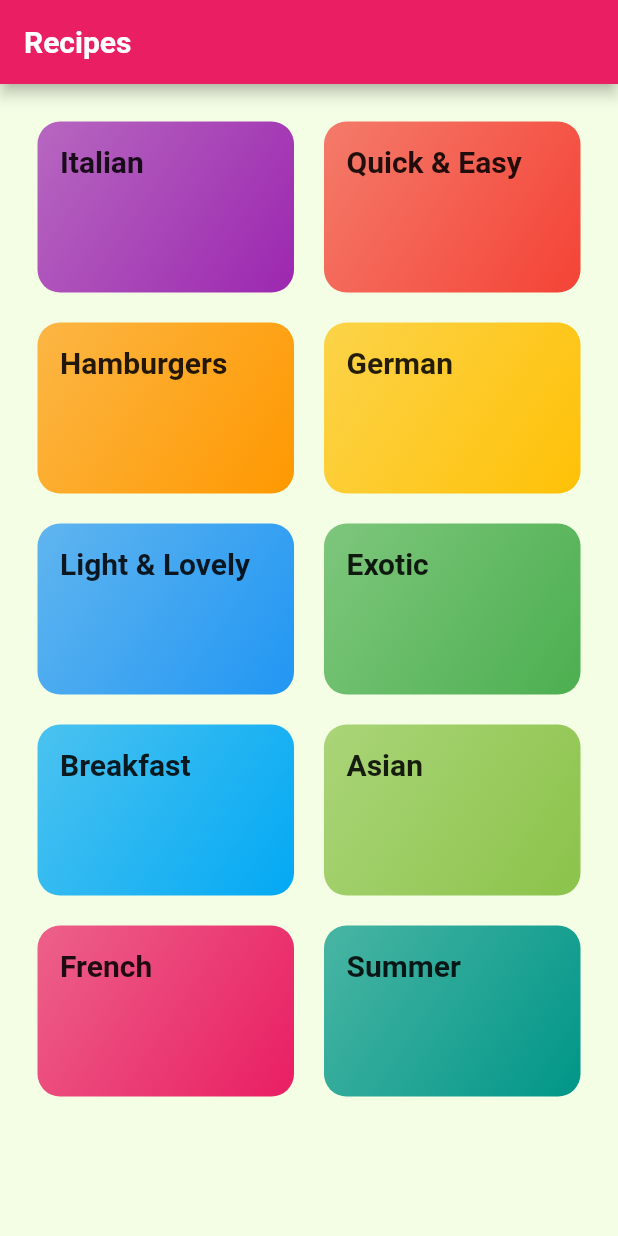
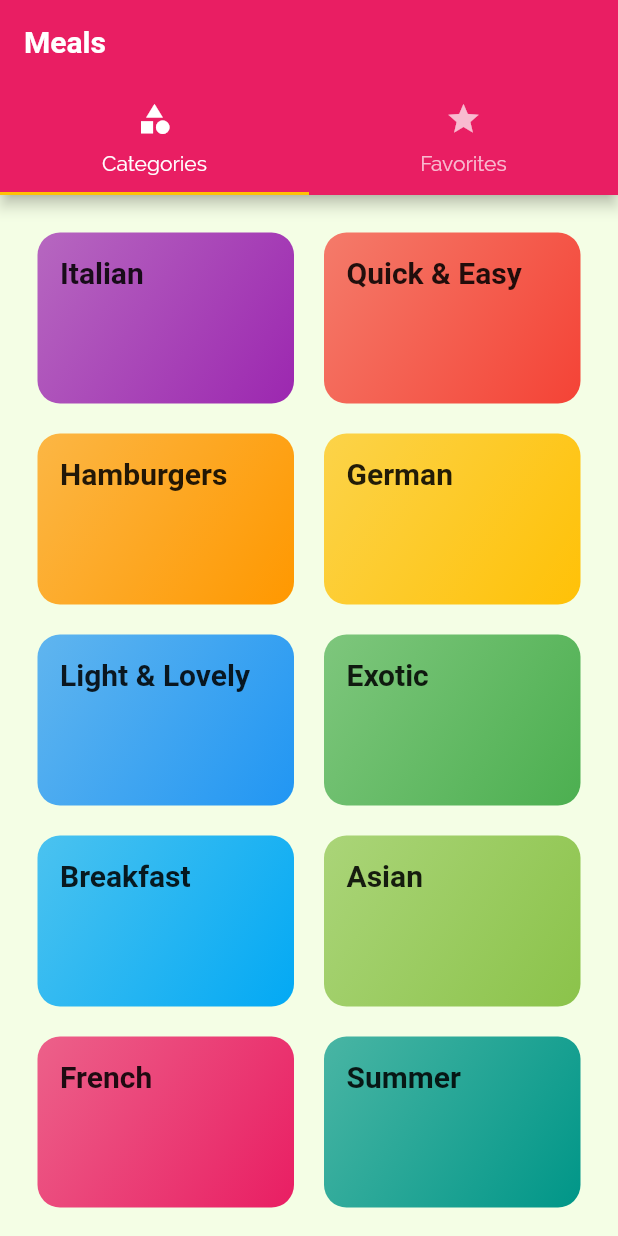
Before and after one commit to DarkoPG27/flutter-recipe-app, a Flutter app: the screen it shows after launch, on a phone screen of 412 x 824 dp. Run offline on Flutter 3.47's test engine with Material 2 defaults, Android fonts, the phone set to English and light mode, and no system bars; Roboto replaces fonts that are missing (Robotocondensed).

Commit message:
Adding a TabBar to the AppBar

```diff
--- a/lib/main.dart
+++ b/lib/main.dart
@@ -1,4 +1,6 @@
 import 'package:flutter/material.dart';
+
+import '/screens/tabs_screen.dart';
 import './screens/meal_detail_screen.dart';
 import './screens/category_meals_screen.dart';
 import './screens/categories_screen.dart';
@@ -32,7 +34,7 @@ class MyApp extends StatelessWidget {
       /*     home: CategoriesScreen(), */
       initialRoute: '/', // default is '/'
       routes: {
-        '/': (ctx) => CategoriesScreen(),
+        '/': (ctx) => TabsScreen(),
         CategoryMealsScreen.routeName: (ctx) => CategoryMealsScreen(),
         MealDetailScreen.routeName: (ctx) => MealDetailScreen(),
       },
--- a/lib/screens/categories_screen.dart
+++ b/lib/screens/categories_screen.dart
@@ -8,11 +8,7 @@ class CategoriesScreen extends StatelessWidget {
 
   @override
   Widget build(BuildContext context) {
-    return Scaffold(
-      appBar: AppBar(
-        title: const Text('Recipes'),
-      ),
-      body: GridView(
+    return GridView(
       padding: const EdgeInsets.all(25),
       children: DUMMY_CATEGORIES
           .map((catData) => CategoryItem(
@@ -27,7 +23,6 @@ class CategoriesScreen extends StatelessWidget {
         crossAxisSpacing: 20,
         mainAxisSpacing: 20,
       ),
-      ),
     );
   }
 }
--- a/lib/screens/tabs_screen.dart
+++ b/lib/screens/tabs_screen.dart
@@ -1,4 +1,5 @@
 import 'package:flutter/material.dart';
+import './favorites_screen.dart';
 import './categories_screen.dart';
 
 class TabsScreen extends StatefulWidget {
@@ -32,7 +33,10 @@ class _TabsScreenState extends State<TabsScreen> {
           ),
         ),
         body: TabBarView(
-          children: [CategoriesScreen()],
+          children: [
+            CategoriesScreen(),
+            FavoritesScreen(),
+          ],
         ),
       ),
     );
```
Lines whose indentation alone changed are shown as unchanged.
